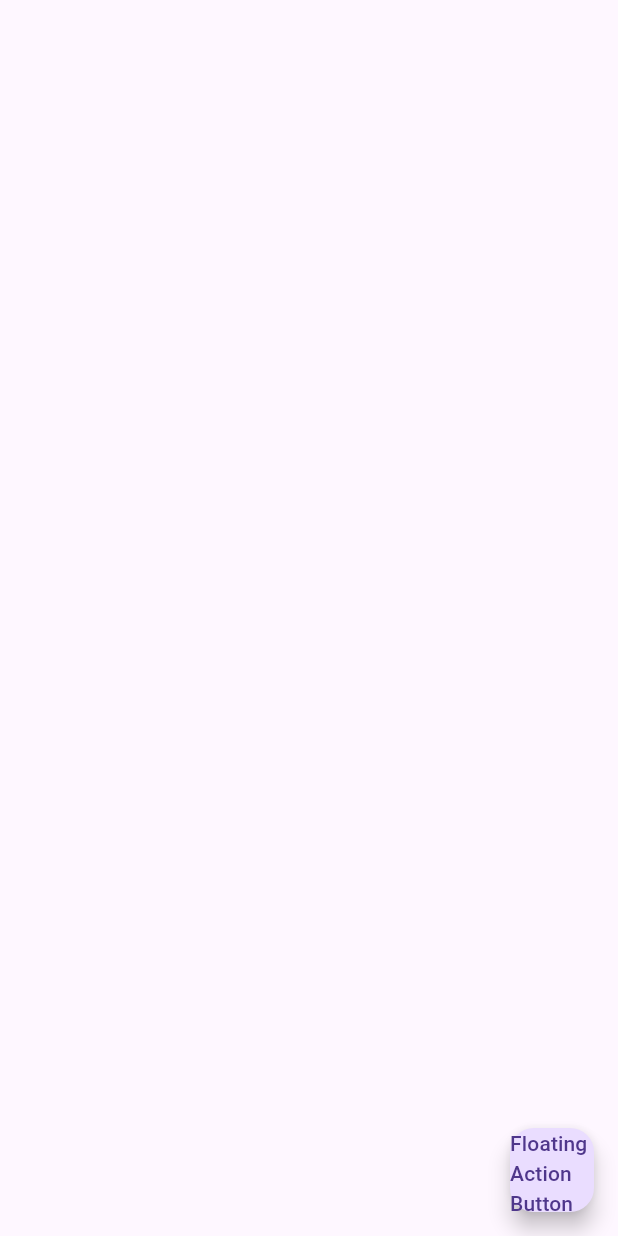
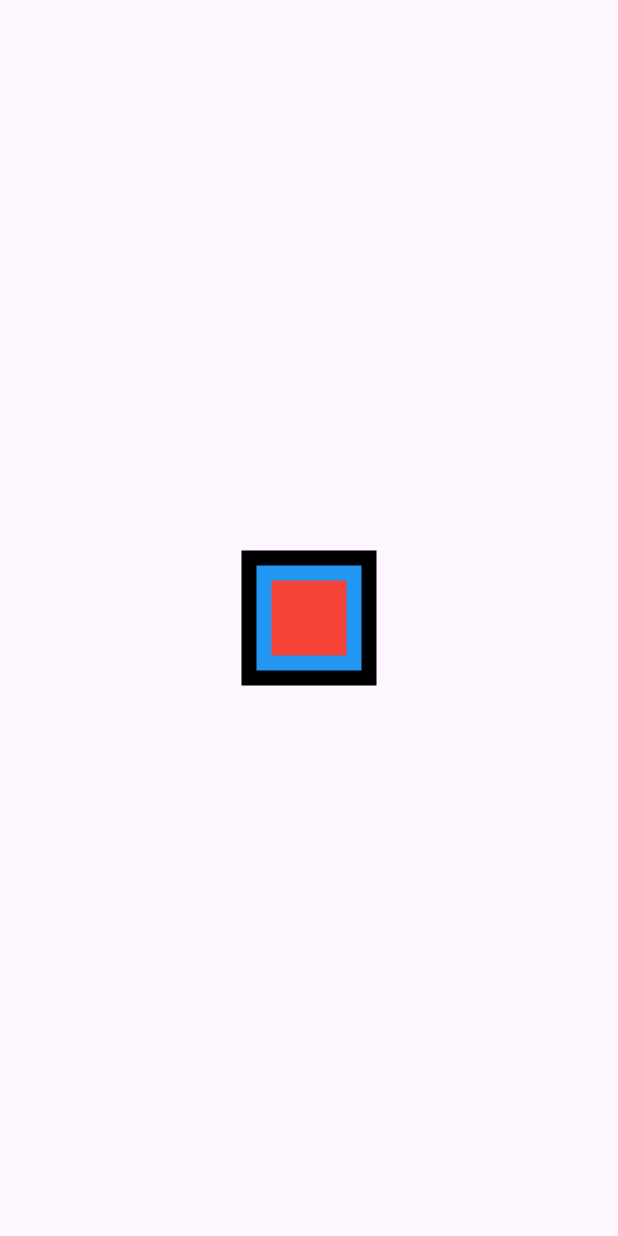
Before and after one commit to JunHyungKang/flutter_study, a Flutter app: the screen it shows after launch, on a phone screen of 412 x 824 dp. Run offline on Flutter 3.47's test engine with Material 3 defaults, Android fonts, the phone set to English and light mode, and no system bars.

Commit message:
feat: padding, margin 실습

```diff
--- a/lib/main.dart
+++ b/lib/main.dart
@@ -11,11 +11,15 @@ class MyApp extends StatelessWidget {
   Widget build(BuildContext context) {
     return MaterialApp(
       home: Scaffold(
-        floatingActionButton: FloatingActionButton(
-          onPressed: () {},
-          child: Text('Floating Action Button'),
+        body: Center(
+          child: Container(color: Colors.black,
+            child: Container(color: Colors.blue, margin: EdgeInsets.all(10),
+            child: Padding(padding: EdgeInsets.all(10),
+              child: Container(color: Colors.red, width: 50, height: 50,),
+            ),
+            ),
+          ),
         ),
-        body: Container()
       ),
     );
   }
```
